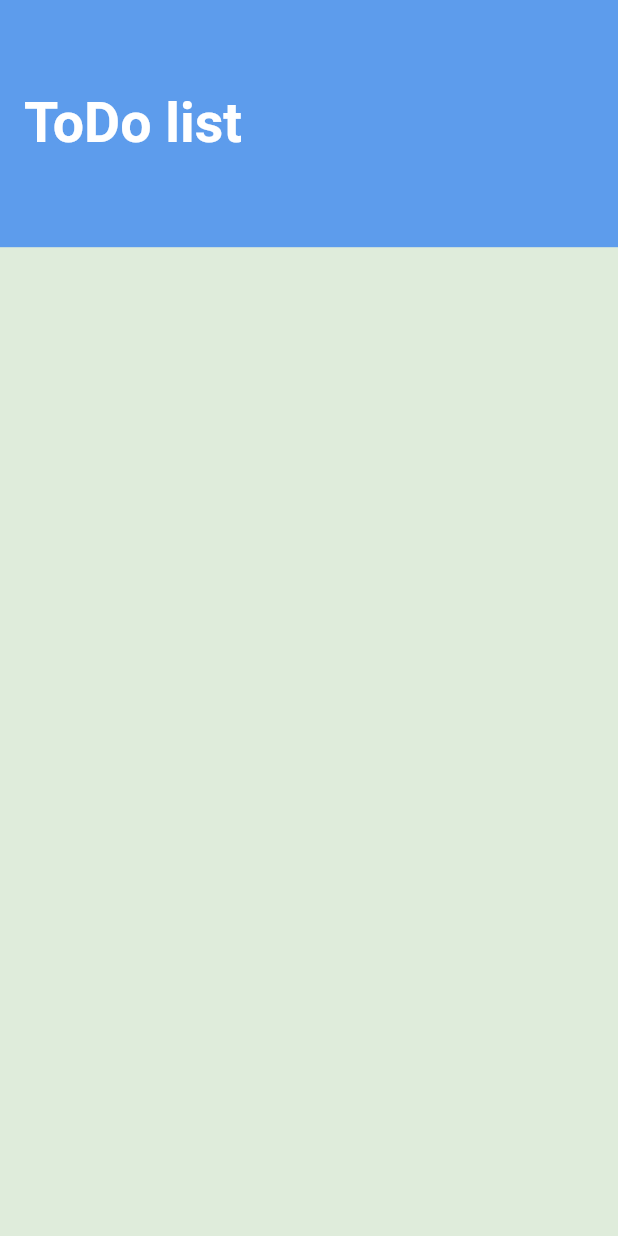
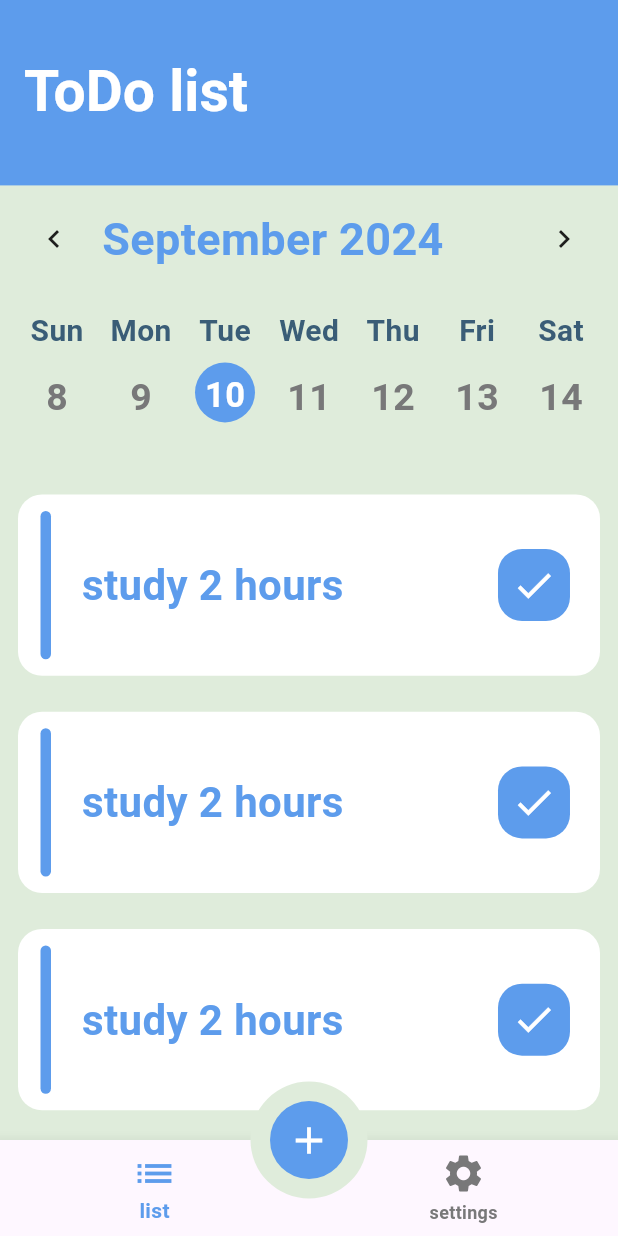
Before and after one commit to nada-helmy/ToDo-App, a Flutter app: the screen it shows after launch, on a phone screen of 412 x 824 dp. Run offline on Flutter 3.47's test engine with Material 3 defaults, Android fonts, the phone set to English and light mode, and no system bars; drawn by our look-alikes of flutter_slidable, table_calendar; our stand-ins replace firebase_core, google_fonts; accounts and stored records are empty; generated files the repository leaves out were written again; Roboto replaces fonts that are missing (Laila).

Commit message:
first commit

```diff
--- /dev/null
+++ b/lib/presentationLayer/TaskTab.dart
@@ -0,0 +1,82 @@
+import 'package:flutter/material.dart';
+import 'package:table_calendar/table_calendar.dart';
+
+import 'Taskwidget.dart';
+import 'styles/mycolors.dart';
+
+
+class TaskTab extends StatelessWidget {
+  const TaskTab({super.key});
+
+  @override
+  Widget build(BuildContext context) {
+    return Column(
+      children: [
+        TableCalendar(
+          firstDay: DateTime.utc(2010, 10, 16),
+          lastDay: DateTime.utc(2030, 3, 14),
+          focusedDay: DateTime.now(),
+          calendarStyle:CalendarStyle(
+            canMarkersOverflow: true,
+            cellMargin:const EdgeInsets.all(6.0) ,
+            cellPadding:const EdgeInsets.all(6.0) ,
+            isTodayHighlighted:true ,
+            tableBorder: TableBorder(
+                borderRadius: BorderRadius.circular(22)
+            ),
+            tablePadding:EdgeInsets.all(10) ,
+            todayDecoration: BoxDecoration(
+                color: Mycolors.blue, shape: BoxShape.circle),
+            todayTextStyle:TextStyle(
+                fontSize: 23.0) ,
+            defaultDecoration:BoxDecoration(shape: BoxShape.circle),
+            defaultTextStyle: TextStyle(
+                fontSize: 25.0,
+                color: Mycolors.grey
+            ),
+            selectedTextStyle:TextStyle(
+                fontSize: 25.0,
+                color: Mycolors.grey
+            ),
+            selectedDecoration: BoxDecoration(
+                shape: BoxShape.circle,
+                color: Colors.orangeAccent
+            ),
+            weekendTextStyle: TextStyle(
+                fontSize: 25.0,
+                color: Mycolors.grey
+            ),
+          ) ,
+          headerStyle:HeaderStyle(
+            titleTextStyle: TextStyle(
+              fontSize: 30,
+              color: Mycolors.blue,
+              fontWeight: FontWeight.w700,
+            ),
+            formatButtonVisible: false,
+            headerMargin:const EdgeInsets.all(4.0) ,
+            titleCentered:false ,
+          ) ,
+          daysOfWeekHeight:30.0 ,
+          calendarFormat: CalendarFormat.week,
+          daysOfWeekStyle: DaysOfWeekStyle(
+            weekdayStyle: TextStyle(
+              fontSize: 20,
+              color: Mycolors.semiblack,
+              fontWeight: FontWeight.bold,
+            ),
+            weekendStyle: TextStyle(
+              fontSize: 20,
+              color: Mycolors.semiblack,
+              fontWeight: FontWeight.bold,
+            ),
+          ) ,
+          // currentDay: //todo,
+          // onDaySelected://todo ,
+        ),
+        SizedBox(height: 20.0),
+        Taskwidget(),
+      ],
+    );
+  }
+}
--- /dev/null
+++ b/lib/presentationLayer/Taskwidget.dart
@@ -0,0 +1,16 @@
+import 'package:flutter/material.dart';
+import 'package:todo_tasks_app/presentationLayer/widgets/TaskItem.dart';
+
+class Taskwidget extends StatelessWidget {
+  const Taskwidget({super.key});
+
+  @override
+  Widget build(BuildContext context) {
+    return Expanded(
+      child: ListView.builder(
+          itemBuilder: (context, index) => TaskItem(),
+          itemCount: 10,
+      ),
+    );
+  }
+}
--- a/lib/presentationLayer/homeScreen.dart
+++ b/lib/presentationLayer/homeScreen.dart
@@ -1,19 +1,77 @@
+import 'package:flutter/cupertino.dart';
 import 'package:flutter/material.dart';
+import 'package:flutter/painting.dart';
+import 'package:todo_tasks_app/presentationLayer/styles/mycolors.dart';
 
-class HomeScreen extends StatelessWidget {
+import 'SittingTap.dart';
+import 'TaskTab.dart';
+import 'widgets/sheetTask.dart';
+
+class HomeScreen extends StatefulWidget {
   static const String routeName = 'home';
 
+  int selectedtab=0;
+  TextEditingController taskcontrol=TextEditingController();
+  @override
+  State<HomeScreen> createState() => _HomeScreenState();
+}
+
+class _HomeScreenState extends State<HomeScreen> {
   @override
   Widget build(BuildContext context) {
-     double width =MediaQuery.of(context).size.width;
+     //double width =MediaQuery.of(context).size.width;
      double height =MediaQuery.of(context).size.height;
-
-
     return SafeArea(child: Scaffold(
       appBar: AppBar(
         title: Text('ToDo list'),
-        toolbarHeight:height*.2 ,
+        toolbarHeight:height*.15 ,
       ),
+      body:tabs[widget.selectedtab] ,
+      floatingActionButtonLocation:FloatingActionButtonLocation.centerDocked ,
+      floatingActionButton:Container(
+         decoration: BoxDecoration(
+           color: Mycolors.background,
+           shape: BoxShape.circle,
+    ),
+        child: IconButton(
+            onPressed: (){
+              showModalBottomSheet(
+                context: context,
+                builder: (context) {
+                  return SheetTask(taskcontrol: widget.taskcontrol);
+                },
+              );
+            },
+            icon:Container(
+             margin:EdgeInsets.all(5) ,
+             padding:EdgeInsets.all(11) ,
+             decoration: BoxDecoration(
+               color:Mycolors.blue ,
+               shape: BoxShape.circle,
+             ),
+             child: Icon(Icons.add,size: 30,color:Mycolors.white ,))),
+      ) ,
+      bottomNavigationBar:BottomNavigationBar(
+        currentIndex:widget.selectedtab ,
+        onTap:(valueGetbyUser) {
+          widget.selectedtab=valueGetbyUser;
+          setState(() {});
+        },
+        items: [
+            BottomNavigationBarItem(
+              icon:Icon(Icons.list,size: 30,) ,
+              label: 'list'
+            ),
+            BottomNavigationBarItem(
+              icon: Icon(Icons.settings,size: 30,),
+              label:'settings'
+              ,),
+          ]),
     ));
   }
+  List<Widget> tabs=[
+      TaskTab(),
+     SittingTab(),
+  ];
+
 }
--- a/lib/presentationLayer/styles/Theme.dart
+++ b/lib/presentationLayer/styles/Theme.dart
@@ -11,8 +11,47 @@ class Apptheme {
       backgroundColor: Mycolors.blue,
       titleTextStyle: GoogleFonts.laila(
           fontWeight:FontWeight.bold,
-          fontSize:37,
+          fontSize:38,
           color:Mycolors.white),
     ),
+    textTheme: TextTheme(
+      bodySmall: TextStyle(
+        fontSize: 25,
+        color: Mycolors.white,
+        fontWeight: FontWeight.w500,
+      ),
+      bodyLarge: TextStyle(
+        fontSize: 30,
+        color: Mycolors.white,
+        fontWeight: FontWeight.w700,
+      ),
+      bodyMedium: TextStyle(
+        fontSize: 28,
+        color: Mycolors.white,
+        fontWeight: FontWeight.w600,
+      ),
+      headlineSmall:TextStyle(
+        fontSize: 27,
+        color: Mycolors.white,
+        fontWeight: FontWeight.w500,
+      ) ,
+      headlineMedium:TextStyle(
+        fontSize: 29,
+        color: Mycolors.white,
+        fontWeight: FontWeight.w500,
+      ) ,
+    ),
+    bottomNavigationBarTheme: BottomNavigationBarThemeData(
+      selectedItemColor: Mycolors.blue,
+      unselectedItemColor: Mycolors.grey,
+    ),
+    floatingActionButtonTheme: FloatingActionButtonThemeData(
+      shape: StadiumBorder(
+        side: BorderSide(
+          width: 3,
+          color: Mycolors.white,
+        )
+      )
+    )
   );
 }
--- a/lib/presentationLayer/styles/mycolors.dart
+++ b/lib/presentationLayer/styles/mycolors.dart
@@ -11,6 +11,5 @@ class Mycolors{
   static Color white = Color(0xffffffff);
   static Color darkgrey = Color(0xff383838);
   static Color darkbackground = Color(0xff060E1E);
-  static Color babyBlue = Color(0xff5D9CEC);
-  static Color semiblack = Color(0xff141922);
+  static Color semiblack = Color(0xff3a5d77);  //0xff3b5a73
 }
--- /dev/null
+++ b/lib/presentationLayer/widgets/TaskItem.dart
@@ -0,0 +1,86 @@
+import 'dart:ui';
+
+import 'package:flutter/cupertino.dart';
+import 'package:flutter/material.dart';
+import 'package:flutter_slidable/flutter_slidable.dart';
+import '../styles/mycolors.dart';
+
+class TaskItem extends StatefulWidget {
+  const TaskItem({super.key});
+
+  @override
+  State<TaskItem> createState() => _TaskItemState();
+}
+
+class _TaskItemState extends State<TaskItem> {
+  @override
+  Widget build(BuildContext context) {
+    double width =MediaQuery.of(context).size.width;
+    double height =MediaQuery.of(context).size.height;
+    return Slidable(
+        // Specify a key if the Slidable is dismissible.
+        key: const ValueKey(0),
+        // The start action pane is the one at the left or the top side.
+        startActionPane: ActionPane(
+          // A motion is a widget used to control how the pane animates.
+          motion: const BehindMotion(),
+
+          // A pane can dismiss the Slidable.
+          dismissible: DismissiblePane(onDismissed: () {}),
+
+          // All actions are defined in the children parameter.
+          children: [
+            // A SlidableAction can have an icon and/or a label.
+            SlidableAction(
+              onPressed: (context) {},//todo
+              backgroundColor: Color(0xFFFE4A49),
+              borderRadius: BorderRadius.only(
+                  bottomLeft:Radius.circular(12),
+                  topLeft:Radius.circular(12)),
+              autoClose: true,
+              foregroundColor: Colors.white,
+              icon: Icons.delete,
+              label: 'Delete',
+            ),
+          ],
+        ),
+        child: Container(
+          margin:EdgeInsets.all(12) ,
+          decoration: BoxDecoration(
+            color: Mycolors.white,
+              shape: BoxShape.rectangle,
+              borderRadius: BorderRadius.circular(16),
+            ),
+          child: Row(
+            children: [
+              Container(
+                width:7 ,
+                height:height*.12 ,
+                margin: EdgeInsets.only(left: 15,top: 11,bottom: 11),
+                decoration: BoxDecoration(
+                  color: Mycolors.blue,
+                  borderRadius: BorderRadius.circular(16),
+                ),
+              ),
+              SizedBox(width: width*.05),
+              Text('study 2 hours',
+                style:Theme.of(context).textTheme.bodyMedium!.copyWith(
+                  color: Mycolors.blue
+                ),),
+              SizedBox(width: width*.25),
+              Container(
+                decoration: BoxDecoration(
+                  color: Mycolors.blue,
+                  shape: BoxShape.rectangle,
+                  borderRadius: BorderRadius.circular(16),
+                ),
+                child:IconButton(
+                    onPressed: (){},//todo
+                    icon:Icon(Icons.check,size:30,weight: 9,color:Mycolors.white ,))
+              )
+            ],
+          ),
+        ),
+      );
+  }
+}
--- a/pubspec.yaml
+++ b/pubspec.yaml
@@ -30,13 +30,16 @@ environment:
 dependencies:
   flutter:
     sdk: flutter
-
+  intl: ^0.19.0
 
   # The following adds the Cupertino Icons font to your application.
   # Use with the CupertinoIcons class for iOS style icons.
   cupertino_icons: ^1.0.6
   google_fonts: ^6.2.1
   table_calendar: ^3.1.2
+  flutter_slidable: ^3.1.1
+  cloud_firestore: ^5.4.0
+  firebase_core: ^3.4.0
 
 dev_dependencies:
   flutter_test:
```
Also changed, not shown: lib/main.dart (+9 -2 lines), lib/presentationLayer/SittingTap.dart (added, +12 -0 lines), lib/presentationLayer/widgets/sheetTask.dart (added, +145 -0 lines), assets/imgs/2.0x/splash_light@2x.png (added), assets/imgs/3.0x/splash_light@3x.png (added), assets/imgs/splash_light.png (added), pubspec.lock, 2 other files.
